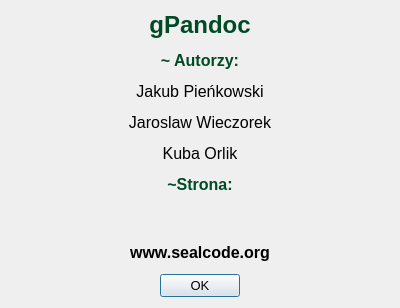
First picture: the form in ui/about.ui, repository sealcode/gpandoc, before the edit.
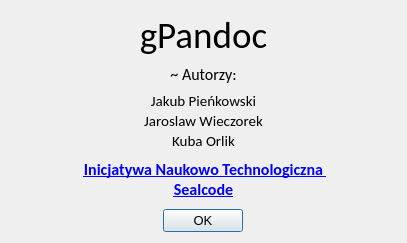
Second picture: the form after the edit.

```diff
--- a/ui/about.ui
+++ b/ui/about.ui
@@ -6,8 +6,8 @@
    <rect>
     <x>0</x>
     <y>0</y>
-    <width>400</width>
-    <height>308</height>
+    <width>407</width>
+    <height>243</height>
    </rect>
   </property>
   <property name="windowTitle">
@@ -16,39 +16,124 @@
   <layout class="QVBoxLayout" name="verticalLayout">
    <item>
     <widget class="QLabel" name="label_2">
-     <property name="sizePolicy">
-      <sizepolicy hsizetype="Minimum" vsizetype="Preferred">
-       <horstretch>0</horstretch>
-       <verstretch>0</verstretch>
-      </sizepolicy>
+     <property name="font">
+      <font>
+       <family>Carlito</family>
+       <pointsize>28</pointsize>
+      </font>
      </property>
      <property name="text">
-      <string>&lt;!DOCTYPE HTML PUBLIC &quot;-//W3C//DTD HTML 4.0//EN&quot; &quot;http://www.w3.org/TR/REC-html40/strict.dtd&quot;&gt;
-&lt;html&gt;&lt;head&gt;&lt;meta name=&quot;qrichtext&quot; content=&quot;1&quot; /&gt;&lt;style type=&quot;text/css&quot;&gt;
-p, li { white-space: pre-wrap; }
-&lt;/style&gt;&lt;/head&gt;&lt;body style=&quot; font-family:'Sans Serif'; font-size:9pt; font-weight:400; font-style:normal;&quot;&gt;
-&lt;p align=&quot;center&quot; style=&quot; margin-top:12px; margin-bottom:12px; margin-left:0px; margin-right:0px; -qt-block-indent:0; text-indent:0px;&quot;&gt;&lt;span style=&quot; font-size:18pt; font-weight:600; color:#004b26;&quot;&gt;gPandoc&lt;/span&gt;&lt;/p&gt;
-&lt;p align=&quot;center&quot; style=&quot; margin-top:12px; margin-bottom:12px; margin-left:0px; margin-right:0px; -qt-block-indent:0; text-indent:0px;&quot;&gt;&lt;span style=&quot; font-size:12pt; font-weight:600; color:#004b26;&quot;&gt;~ Autorzy:&lt;/span&gt;&lt;/p&gt;
-&lt;p align=&quot;center&quot; style=&quot; margin-top:12px; margin-bottom:12px; margin-left:0px; margin-right:0px; -qt-block-indent:0; text-indent:0px;&quot;&gt;&lt;span style=&quot; font-size:12pt;&quot;&gt;Jakub Pieńkowski&lt;/span&gt;&lt;/p&gt;
-&lt;p align=&quot;center&quot; style=&quot; margin-top:12px; margin-bottom:12px; margin-left:0px; margin-right:0px; -qt-block-indent:0; text-indent:0px;&quot;&gt;&lt;span style=&quot; font-size:12pt;&quot;&gt;Jaroslaw Wieczorek&lt;/span&gt;&lt;/p&gt;
-&lt;p align=&quot;center&quot; style=&quot; margin-top:12px; margin-bottom:12px; margin-left:0px; margin-right:0px; -qt-block-indent:0; text-indent:0px;&quot;&gt;&lt;span style=&quot; font-size:12pt;&quot;&gt;Kuba Orlik&lt;/span&gt;&lt;/p&gt;
-&lt;p align=&quot;center&quot; style=&quot; margin-top:12px; margin-bottom:12px; margin-left:0px; margin-right:0px; -qt-block-indent:0; text-indent:0px;&quot;&gt;&lt;span style=&quot; font-size:12pt; font-weight:600; color:#004b26;&quot;&gt;~Strona:&lt;/span&gt;&lt;/p&gt;&lt;/body&gt;&lt;/html&gt;</string>
+      <string>gPandoc</string>
      </property>
+     <property name="alignment">
+      <set>Qt::AlignCenter</set>
+     </property>
     </widget>
    </item>
    <item>
-    <widget class="QLabel" name="label">
-     <property name="text">
-      <string/>
-     </property>
-    </widget>
+    <layout class="QVBoxLayout" name="verticalLayout_3">
+     <item>
+      <widget class="QLabel" name="label_3">
+       <property name="font">
+        <font>
+         <family>Carlito</family>
+         <pointsize>12</pointsize>
+        </font>
+       </property>
+       <property name="text">
+        <string>~ Autorzy:</string>
+       </property>
+       <property name="alignment">
+        <set>Qt::AlignCenter</set>
+       </property>
+      </widget>
+     </item>
+     <item>
+      <layout class="QHBoxLayout" name="horizontalLayout_4">
+       <item>
+        <spacer name="horizontalSpacer">
+         <property name="orientation">
+          <enum>Qt::Horizontal</enum>
+         </property>
+         <property name="sizeHint" stdset="0">
+          <size>
+           <width>40</width>
+           <height>20</height>
+          </size>
+         </property>
+        </spacer>
+       </item>
+       <item>
+        <widget class="QLabel" name="label_1">
+         <property name="font">
+          <font>
+           <family>Carlito</family>
+           <pointsize>11</pointsize>
+          </font>
+         </property>
+         <property name="text">
+          <string>Jakub Pieńkowski
+Jaroslaw Wieczorek
+Kuba Orlik</string>
+         </property>
+         <property name="alignment">
+          <set>Qt::AlignCenter</set>
+         </property>
+         <property name="textInteractionFlags">
+          <set>Qt::LinksAccessibleByMouse|Qt::TextSelectableByMouse</set>
+         </property>
+         <property name="buddy">
+          <cstring>label_1</cstring>
+         </property>
+        </widget>
+       </item>
+       <item>
+        <spacer name="horizontalSpacer_2">
+         <property name="orientation">
+          <enum>Qt::Horizontal</enum>
+         </property>
+         <property name="sizeHint" stdset="0">
+          <size>
+           <width>40</width>
+           <height>20</height>
+          </size>
+         </property>
+        </spacer>
+       </item>
+      </layout>
+     </item>
+    </layout>
    </item>
    <item>
-    <widget class="QLabel" name="label_3">
-     <property name="text">
-      <string>&lt;html&gt;&lt;head/&gt;&lt;body&gt;&lt;p align=&quot;center&quot;&gt;&lt;span style=&quot; font-size:12pt; font-weight:600;&quot;&gt;www.sealcode.org&lt;/span&gt;&lt;/p&gt;&lt;/body&gt;&lt;/html&gt;</string>
-     </property>
-    </widget>
+    <layout class="QVBoxLayout" name="verticalLayout_4">
+     <item>
+      <widget class="QLabel" name="label">
+       <property name="font">
+        <font>
+         <family>Carlito</family>
+         <pointsize>12</pointsize>
+         <weight>75</weight>
+         <bold>true</bold>
+        </font>
+       </property>
+       <property name="cursor">
+        <cursorShape>PointingHandCursor</cursorShape>
+       </property>
+       <property name="contextMenuPolicy">
+        <enum>Qt::ActionsContextMenu</enum>
+       </property>
+       <property name="text">
+        <string>&lt;html&gt;&lt;head/&gt;&lt;body&gt;&lt;p align=&quot;center&quot;&gt;&lt;a href=&quot;www.sealcode.org&quot;&gt;&lt;span style=&quot; text-decoration: underline; color:#0000ff;&quot;&gt;Inicjatywa Naukowo Technologiczna &lt;br/&gt;Sealcode&lt;/span&gt;&lt;/a&gt;&lt;/p&gt;&lt;/body&gt;&lt;/html&gt;</string>
+       </property>
+       <property name="alignment">
+        <set>Qt::AlignCenter</set>
+       </property>
+       <property name="textInteractionFlags">
+        <set>Qt::TextBrowserInteraction</set>
+       </property>
+      </widget>
+     </item>
+    </layout>
    </item>
    <item alignment="Qt::AlignHCenter">
     <widget class="QDialogButtonBox" name="buttonBox">
```
